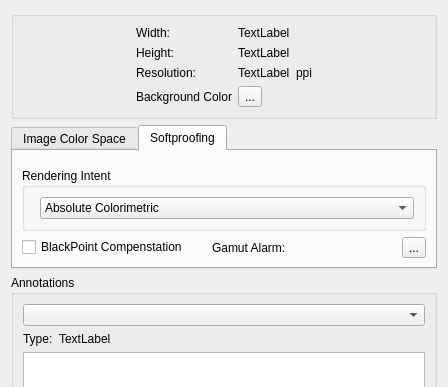
KDE/krita, file libs/ui/forms/wdgimageproperties.ui: the form before one commit; both pictures show x 0 to 448 and y 0 to 387 of the 448 by 568 pixel window.
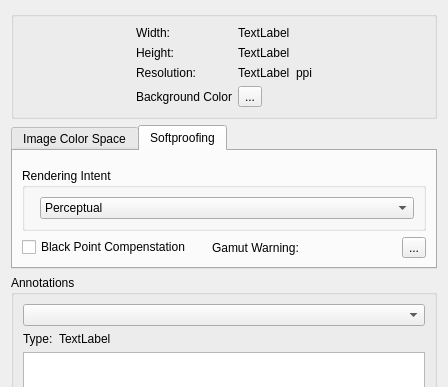
The form after the commit. The open tabs and pages were chosen to show the change. Custom widgets are drawn as their Qt base class.

The edit to the form file:
```diff
--- a/libs/ui/forms/wdgimageproperties.ui
+++ b/libs/ui/forms/wdgimageproperties.ui
@@ -237,14 +237,14 @@
        <item row="2" column="1">
         <widget class="QLabel" name="label_4">
          <property name="text">
-          <string>Gamut Alarm:</string>
+          <string>Gamut Warning:</string>
          </property>
         </widget>
        </item>
        <item row="2" column="0">
         <widget class="QCheckBox" name="ckbBlackPointComp">
          <property name="text">
-          <string>BlackPoint Compenstation</string>
+          <string>Black Point Compenstation</string>
          </property>
         </widget>
        </item>
@@ -257,7 +257,7 @@
           <item row="1" column="1">
            <widget class="QComboBox" name="cmbIntent">
             <property name="currentIndex">
-             <number>2</number>
+             <number>0</number>
             </property>
             <item>
              <property name="text">
@@ -269,11 +269,6 @@
               <string>Relative Colorimetric</string>
              </property>
             </item>
-            <item>
-             <property name="text">
-              <string>Absolute Colorimetric</string>
-             </property>
-            </item>
             <item>
              <property name="text">
               <string>Saturation</string>
```
Left out of the diff: 9 changed lines with no effect on the pictures.
